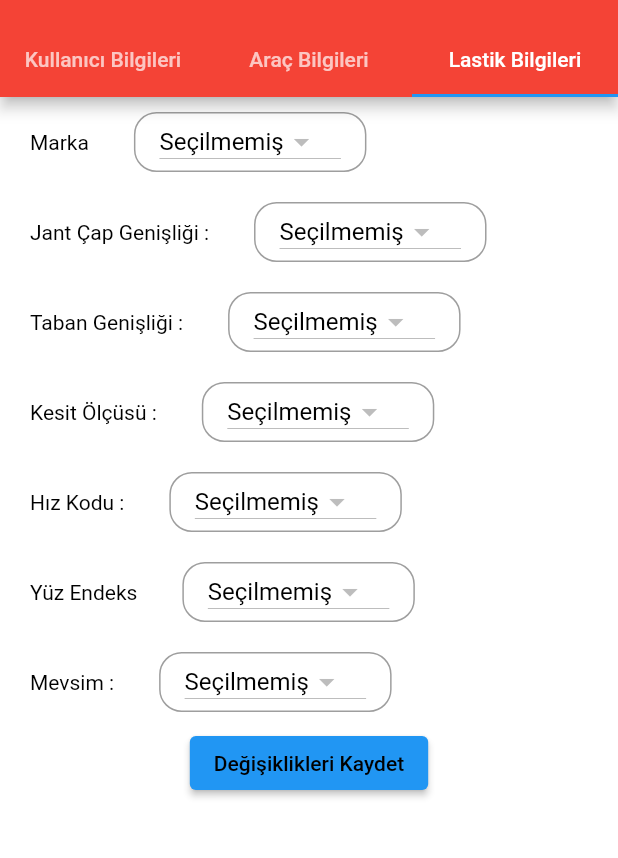
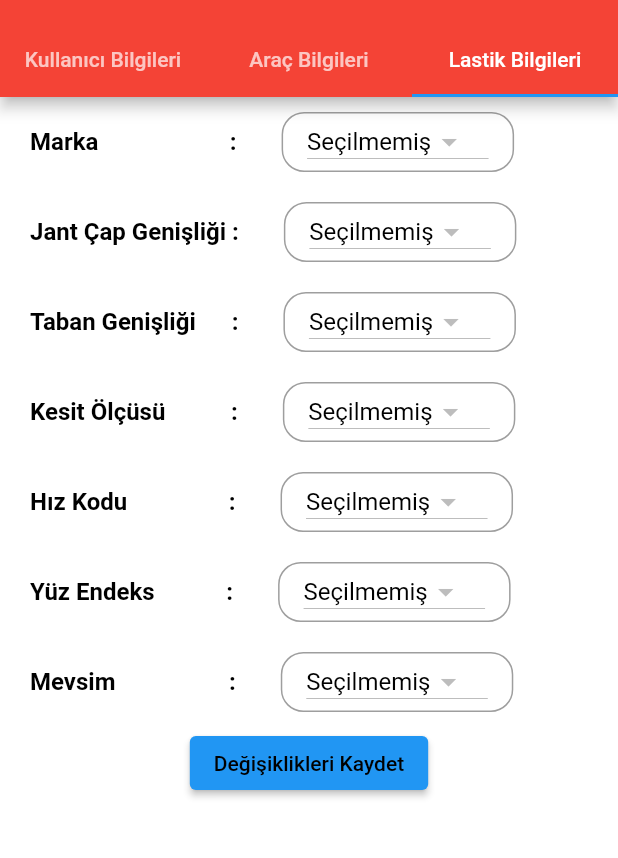
Before and after one commit to Aykutik/tanlas, a Flutter app: the KullaniciBilgileriDuzenle screen opened directly with empty values, tab 3 chosen, after a tap on "Değişiklikleri Kaydet", on a phone screen of 412 x 824 dp, the part 59-917 px from its top. Run offline on Flutter 3.47's test engine with Material 2 defaults, Android fonts, the phone set to English and light mode, and no system bars; our stand-ins replace flutter_svg, sqflite; missing offline and left inert: mysql1; accounts and stored records are empty; network calls fail.

Commit message:
gelişim

```diff
--- a/lib/screens/kullaniciBilgileri/kullaniciBilgileriDuzenle.dart
+++ b/lib/screens/kullaniciBilgileri/kullaniciBilgileriDuzenle.dart
@@ -318,22 +318,23 @@ class _KullaniciBilgileriDuzenleState extends State<KullaniciBilgileriDuzenle> {
     var yukseklik = 40.0;
     var padding = 20.0;
 
-    String markaYazi = "Marka";
+    String markaYazi = "Marka                      :";
     String jantCapYazi = "Jant Çap Genişliği :";
-    String tabanYazi = "Taban Genişliği :";
-    String kesitYazi = "Kesit Ölçüsü :";
-    String hizKoduYazi = "Hız Kodu :";
-    String yuzEndeksYazi = "Yüz Endeks";
-    String mevsimYazi = "Mevsim :";
+    String tabanYazi = "Taban Genişliği      :";
+    String kesitYazi = "Kesit Ölçüsü           :";
+    String hizKoduYazi = "Hız Kodu                 :";
+    String yuzEndeksYazi = "Yüz Endeks            :";
+    String mevsimYazi = "Mevsim                   :";
 
     return Column(children: [
       Row(mainAxisAlignment: MainAxisAlignment.start, children: [
         Padding(
             padding: EdgeInsets.all(padding),
-            child: Text(
-              markaYazi,
-              style: TextStyle(color: kTextColor_icerik),
-            )),
+            child: Text(markaYazi,
+                style: TextStyle(
+                    color: kTextColor_icerik,
+                    fontSize: 16,
+                    fontWeight: FontWeight.bold))),
         Padding(
           padding: EdgeInsets.all(padding / 2),
           child: Column(
@@ -373,10 +374,11 @@ class _KullaniciBilgileriDuzenleState extends State<KullaniciBilgileriDuzenle> {
       Row(mainAxisAlignment: MainAxisAlignment.start, children: [
         Padding(
             padding: EdgeInsets.all(padding),
-            child: Text(
-              jantCapYazi,
-              style: TextStyle(color: kTextColor_icerik),
-            )),
+            child: Text(jantCapYazi,
+                style: TextStyle(
+                    color: kTextColor_icerik,
+                    fontSize: 16,
+                    fontWeight: FontWeight.bold))),
         Padding(
           padding: EdgeInsets.all(padding / 2),
           child: Column(
@@ -416,10 +418,11 @@ class _KullaniciBilgileriDuzenleState extends State<KullaniciBilgileriDuzenle> {
       Row(mainAxisAlignment: MainAxisAlignment.start, children: [
         Padding(
             padding: EdgeInsets.all(padding),
-            child: Text(
-              tabanYazi,
-              style: TextStyle(color: kTextColor_icerik),
-            )),
+            child: Text(tabanYazi,
+                style: TextStyle(
+                    color: kTextColor_icerik,
+                    fontSize: 16,
+                    fontWeight: FontWeight.bold))),
         Padding(
           padding: EdgeInsets.all(padding / 2),
           child: Column(
@@ -459,10 +462,11 @@ class _KullaniciBilgileriDuzenleState extends State<KullaniciBilgileriDuzenle> {
       Row(mainAxisAlignment: MainAxisAlignment.start, children: [
         Padding(
             padding: EdgeInsets.all(padding),
-            child: Text(
-              kesitYazi,
-              style: TextStyle(color: kTextColor_icerik),
-            )),
+            child: Text(kesitYazi,
+                style: TextStyle(
+                    color: kTextColor_icerik,
+                    fontSize: 16,
+                    fontWeight: FontWeight.bold))),
         Padding(
           padding: EdgeInsets.all(padding / 2),
           child: Column(
@@ -482,7 +486,7 @@ class _KullaniciBilgileriDuzenleState extends State<KullaniciBilgileriDuzenle> {
                     return DropdownMenuItem<String>(
                       value: value,
                       child: Text(
-                        "Marka: $value",
+                        value,
                         style: TextStyle(color: kTextColor_icerik),
                       ),
                     );
@@ -502,10 +506,11 @@ class _KullaniciBilgileriDuzenleState extends State<KullaniciBilgileriDuzenle> {
       Row(mainAxisAlignment: MainAxisAlignment.start, children: [
         Padding(
             padding: EdgeInsets.all(padding),
-            child: Text(
-              hizKoduYazi,
-              style: TextStyle(color: kTextColor_icerik),
-            )),
+            child: Text(hizKoduYazi,
+                style: TextStyle(
+                    color: kTextColor_icerik,
+                    fontSize: 16,
+                    fontWeight: FontWeight.bold))),
         Padding(
           padding: EdgeInsets.all(padding / 2),
           child: Column(
@@ -545,10 +550,11 @@ class _KullaniciBilgileriDuzenleState extends State<KullaniciBilgileriDuzenle> {
       Row(mainAxisAlignment: MainAxisAlignment.start, children: [
         Padding(
             padding: EdgeInsets.all(padding),
-            child: Text(
-              yuzEndeksYazi,
-              style: TextStyle(color: kTextColor_icerik),
-            )),
+            child: Text(yuzEndeksYazi,
+                style: TextStyle(
+                    color: kTextColor_icerik,
+                    fontSize: 16,
+                    fontWeight: FontWeight.bold))),
         Padding(
           padding: EdgeInsets.all(padding / 2),
           child: Column(
@@ -588,10 +594,11 @@ class _KullaniciBilgileriDuzenleState extends State<KullaniciBilgileriDuzenle> {
       Row(mainAxisAlignment: MainAxisAlignment.start, children: [
         Padding(
             padding: EdgeInsets.all(padding),
-            child: Text(
-              mevsimYazi,
-              style: TextStyle(color: kTextColor_icerik),
-            )),
+            child: Text(mevsimYazi,
+                style: TextStyle(
+                    color: kTextColor_icerik,
+                    fontSize: 16,
+                    fontWeight: FontWeight.bold))),
         Padding(
           padding: EdgeInsets.all(padding / 2),
           child: Column(
@@ -641,17 +648,23 @@ class _KullaniciBilgileriDuzenleState extends State<KullaniciBilgileriDuzenle> {
 
   void setAracBilgileri() {
     db.getConnection().then((conn) {
-      if (_selectedMarka != "" && _selectedMarka != "null") {
+      if (_selectedMarka != "" &&
+          _selectedMarka != "null" &&
+          _selectedMarka != null) {
         conn.query('update musteriarac set marka=? where musteriid=?',
             [_selectedMarka, int.parse(widget.musteriid)]);
       }
 
-      if (_selectedModel != "" && _selectedModel != "null") {
+      if (_selectedModel != "" &&
+          _selectedModel != "null" &&
+          _selectedModel != null) {
         conn.query('update musteriarac set model=? where musteriid=?',
             [_selectedModel, int.parse(widget.musteriid)]);
       }
 
-      if (_selectedSeri != "" && _selectedSeri != "null") {
+      if (_selectedSeri != "" &&
+          _selectedSeri != "null" &&
+          _selectedSeri != null) {
         conn.query('update musteriarac set seri=? where musteriid=?',
             [_selectedSeri, int.parse(widget.musteriid)]);
       }
@@ -660,44 +673,58 @@ class _KullaniciBilgileriDuzenleState extends State<KullaniciBilgileriDuzenle> {
 
   void setLastikBilgileri() {
     db.getConnection().then((conn) {
-      if (_selectedValueMarka != "" && _selectedValueMarka != "null") {
+      if (_selectedValueMarka != "" &&
+          _selectedValueMarka != "null" &&
+          _selectedValueMarka != null) {
         conn.query(
             'update musteri_arac_lastik set lastikmarka=? where musteriid=?',
             [_selectedValueMarka, int.parse(widget.musteriid)]);
       }
 
-      if (_selectedValueHizkodu != "" && _selectedValueHizkodu != "null") {
+      if (_selectedValueHizkodu != "" &&
+          _selectedValueHizkodu != "null" &&
+          _selectedValueHizkodu != null) {
         conn.query('update musteri_arac_lastik set hizkodu=? where musteriid=?',
             [_selectedValueHizkodu, int.parse(widget.musteriid)]);
       }
 
-      if (_selectedValueJantCap != "" && _selectedValueJantCap != "null") {
+      if (_selectedValueJantCap != "" &&
+          _selectedValueJantCap != "null" &&
+          _selectedValueJantCap != null) {
         conn.query('update musteri_arac_lastik set jantcap=? where musteriid=?',
             [_selectedValueJantCap, int.parse(widget.musteriid)]);
       }
 
-      if (_selectedValueTaban != "" && _selectedValueTaban != "null") {
+      if (_selectedValueTaban != "" &&
+          _selectedValueTaban != "null" &&
+          _selectedValueTaban != null) {
         conn.query(
             'update musteri_arac_lastik set tabangenislik=? where musteriid=?',
             [_selectedValueTaban, int.parse(widget.musteriid)]);
       }
 
-      if (_selectedValueKesit != "" && _selectedValueKesit != "null") {
+      if (_selectedValueKesit != "" &&
+          _selectedValueKesit != "null" &&
+          _selectedValueKesit != null) {
         conn.query(
             'update musteri_arac_lastik set kesitoran=? where musteriid=?',
             [_selectedValueKesit, int.parse(widget.musteriid)]);
       }
 
-      if (_selectedValueYuzEndeks != "" && _selectedValueYuzEndeks != "null") {
+      if (_selectedValueYuzEndeks != "" &&
+          _selectedValueYuzEndeks != "null" &&
+          _selectedValueYuzEndeks != null) {
         conn.query(
             'update musteri_arac_lastik set yuzendeks=? where musteriid=?',
             [_selectedValueYuzEndeks, int.parse(widget.musteriid)]);
       }
 
-      if (_selectedValueMevsim != "" && _selectedValueMevsim != "null") {
+      if (_selectedValueMevsim != "" &&
+          _selectedValueMevsim != "null" &&
+          _selectedValueMevsim != null) {
         conn.query('update musteri_arac_lastik set mevsim=? where musteriid=?',
             [_selectedValueMevsim, int.parse(widget.musteriid)]);
-      } //burada kaldım birini değiştirince hepsi değişiyor
+      }
     });
   }
 
@@ -706,18 +733,19 @@ class _KullaniciBilgileriDuzenleState extends State<KullaniciBilgileriDuzenle> {
     var yukseklik = 40.0;
     var padding = 20.0;
 
-    String markaYazi = "Marka :";
-    String modelYazi = "Model :";
-    String seriYazi = "Seri :";
+    String markaYazi = "Marka   :";
+    String seriYazi = "Seri       :";
+    String modelYazi = "Model   :";
 
     return Column(children: [
       Row(mainAxisAlignment: MainAxisAlignment.start, children: [
         Padding(
             padding: EdgeInsets.all(padding),
-            child: Text(
-              markaYazi,
-              style: TextStyle(color: kTextColor_icerik),
-            )),
+            child: Text(markaYazi,
+                style: TextStyle(
+                    color: kTextColor_icerik,
+                    fontSize: 16,
+                    fontWeight: FontWeight.bold))),
         Padding(
           padding: EdgeInsets.all(padding / 2),
           child: Column(
@@ -757,10 +785,11 @@ class _KullaniciBilgileriDuzenleState extends State<KullaniciBilgileriDuzenle> {
       Row(mainAxisAlignment: MainAxisAlignment.start, children: [
         Padding(
             padding: EdgeInsets.all(padding),
-            child: Text(
-              seriYazi,
-              style: TextStyle(color: kTextColor_icerik),
-            )),
+            child: Text(seriYazi,
+                style: TextStyle(
+                    color: kTextColor_icerik,
+                    fontSize: 16,
+                    fontWeight: FontWeight.bold))),
         Padding(
           padding: EdgeInsets.all(padding / 2),
           child: Column(
@@ -800,10 +829,11 @@ class _KullaniciBilgileriDuzenleState extends State<KullaniciBilgileriDuzenle> {
       Row(mainAxisAlignment: MainAxisAlignment.start, children: [
         Padding(
             padding: EdgeInsets.all(padding),
-            child: Text(
-              modelYazi,
-              style: TextStyle(color: kTextColor_icerik),
-            )),
+            child: Text(modelYazi,
+                style: TextStyle(
+                    color: kTextColor_icerik,
+                    fontSize: 16,
+                    fontWeight: FontWeight.bold))),
         Padding(
           padding: EdgeInsets.all(padding / 2),
           child: Column(
```
Also changed, not shown: lib/screens/kullaniciBilgileri/body.dart (+64 -20 lines), lib/screens/randevularim/body.dart (+11 -2 lines).
